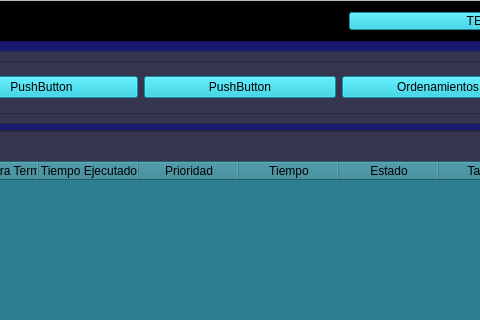
The window that view/view.ui (JesusAbarcaRodriguez/process-simulator) describes before a commit, drawn with Qt 5; both pictures show x 284 to 764 and y 0 to 320 of the 1246 by 722 pixel window.
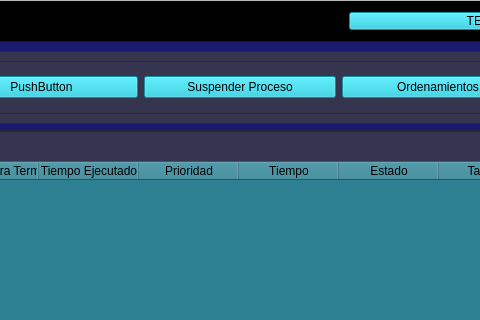
The same window after the commit.

```diff
--- a/view/view.ui
+++ b/view/view.ui
@@ -208,7 +208,7 @@
                    <string notr="true">background-color: rgb(20, 200, 220);</string>
                   </property>
                   <property name="text">
-                   <string>PushButton</string>
+                   <string>Suspender Proceso</string>
                   </property>
                  </widget>
                 </item>
```
Left out of the diff: 2 changed lines with no effect on the pictures.
